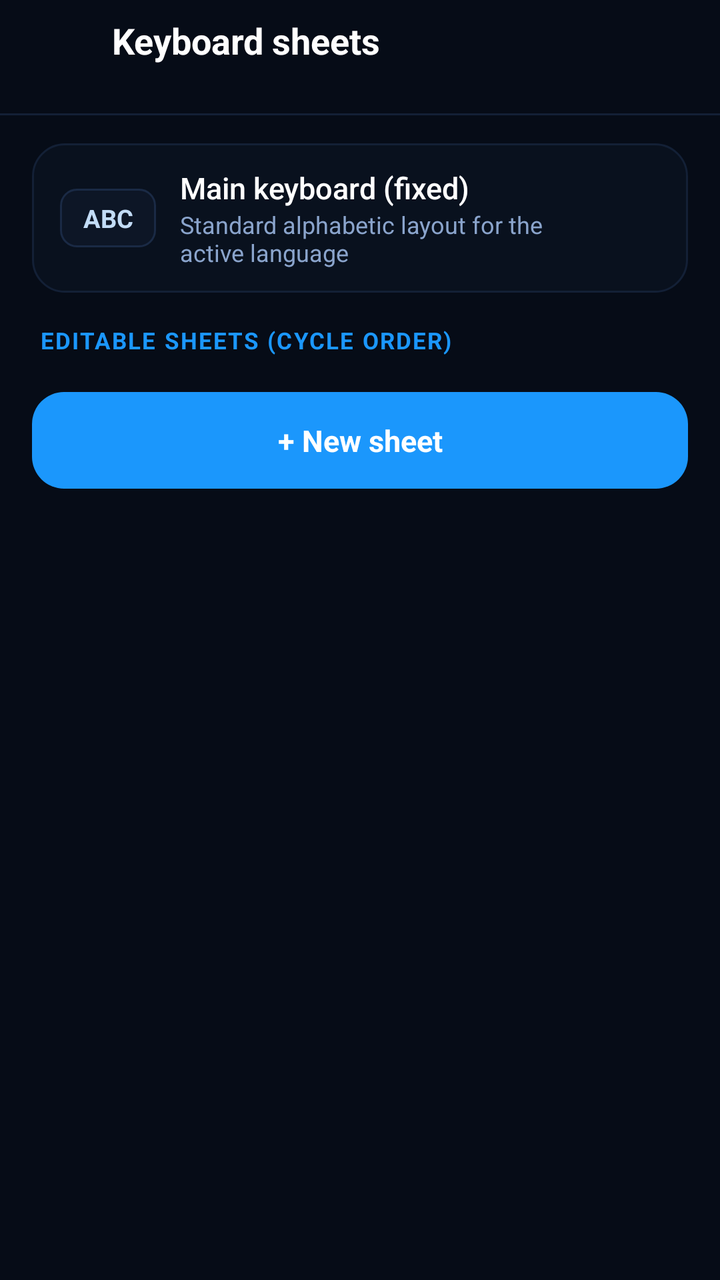
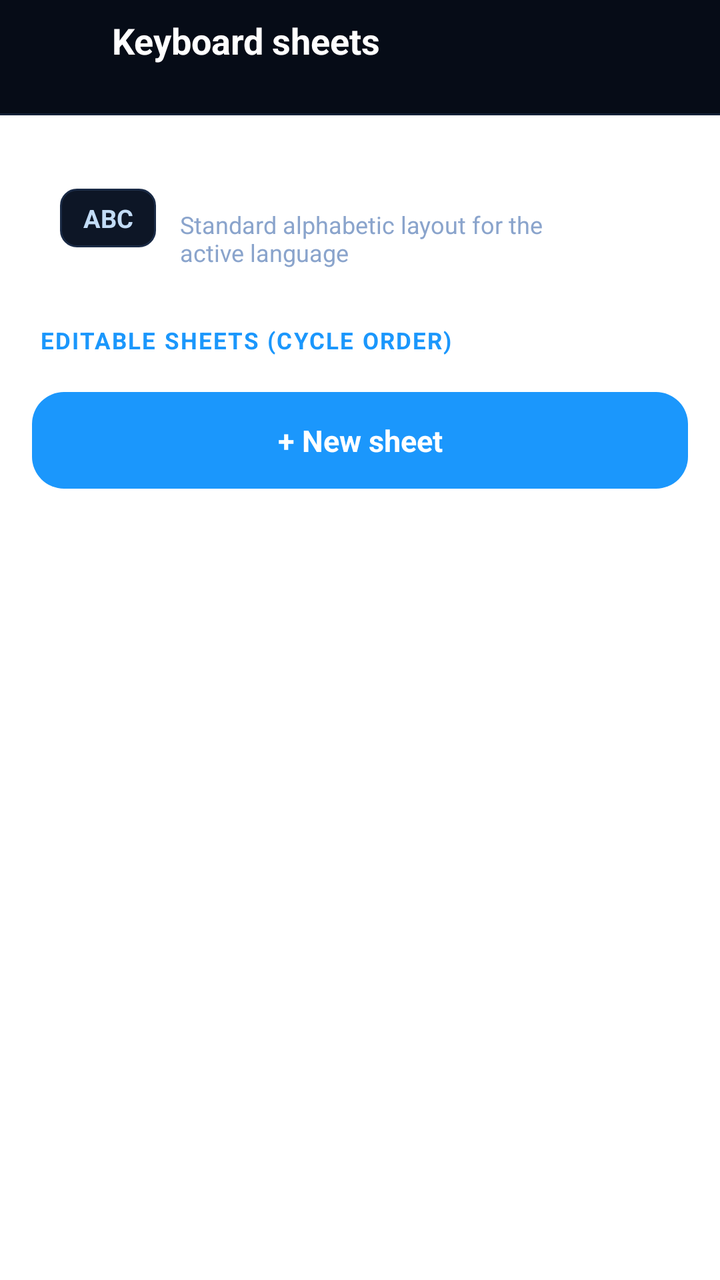

Compare the two renders of this Android layout. The source of the first and the diff that turns it into the second are given below.
<!-- AndroidManifest.xml: fallback theme Theme.MaterialComponents.DayNight.NoActionBar -->
<!-- res/layout/mr_sheets_screen.xml -->
<?xml version="1.0" encoding="utf-8"?>
<LinearLayout xmlns:android="http://schemas.android.com/apk/res/android"
    android:orientation="vertical"
    android:background="@color/mr_ui_bg"
    android:layout_width="match_parent"
    android:layout_height="match_parent">
    <LinearLayout
        android:gravity="center_vertical"
        android:orientation="horizontal"
        android:background="@color/mr_ui_bg"
        android:padding="8dp"
        android:layout_width="match_parent"
        android:layout_height="wrap_content">
        <LinearLayout
            android:tag="back_slot"
            android:layout_width="40dp"
            android:layout_height="40dp" />
        <LinearLayout
            android:orientation="vertical"
            android:paddingLeft="8dp"
            android:paddingRight="8dp"
            android:layout_width="0dp"
            android:layout_height="wrap_content"
            android:layout_weight="1">
            <TextView
                android:textSize="18sp"
                android:textStyle="bold"
                android:textColor="@color/mr_ui_text"
                android:singleLine="true"
                android:layout_width="wrap_content"
                android:layout_height="wrap_content"
                android:text="@string/mr_sheets_title" />
            <TextView
                android:tag="subtitle"
                android:textSize="12sp"
                android:textColor="@color/mr_ui_text2"
                android:singleLine="true"
                android:layout_width="wrap_content"
                android:layout_height="wrap_content" />
        </LinearLayout>
        <LinearLayout
            android:tag="more_slot"
            android:layout_width="40dp"
            android:layout_height="40dp" />
    </LinearLayout>
    <View
        android:background="@color/mr_ui_stroke"
        android:layout_width="match_parent"
        android:layout_height="1dp" />
    <ScrollView
        android:fillViewport="true"
        android:layout_width="match_parent"
        android:layout_height="0dp"
        android:layout_weight="1">
        <LinearLayout
            android:orientation="vertical"
            android:paddingLeft="16dp"
            android:paddingTop="14dp"
            android:paddingRight="16dp"
            android:paddingBottom="24dp"
            android:layout_width="match_parent"
            android:layout_height="wrap_content">
            <include layout="@layout/mr_sheet_fixed_card" />
            <LinearLayout
                android:tag="option_slot"
                android:orientation="vertical"
                android:layout_width="match_parent"
                android:layout_height="wrap_content" />
            <TextView
                android:textSize="11.5sp"
                android:textStyle="bold"
                android:textColor="@color/mr_ui_cyan"
                android:letterSpacing="0.06"
                android:paddingLeft="4dp"
                android:paddingTop="16dp"
                android:paddingRight="4dp"
                android:paddingBottom="8dp"
                android:layout_width="wrap_content"
                android:layout_height="wrap_content"
                android:text="@string/mr_sheets_section" />
            <LinearLayout
                android:tag="list"
                android:orientation="vertical"
                android:layout_width="match_parent"
                android:layout_height="wrap_content" />
            <TextView
                android:tag="new_btn"
                android:textSize="15sp"
                android:textStyle="bold"
                android:textColor="@color/mr_ui_text"
                android:gravity="center"
                android:background="@drawable/mr_sheet_new_bg"
                android:paddingLeft="16dp"
                android:paddingTop="14dp"
                android:paddingRight="16dp"
                android:paddingBottom="14dp"
                android:layout_width="match_parent"
                android:layout_height="wrap_content"
                android:layout_marginTop="10dp"
                android:text="@string/mr_sheets_new" />
            <LinearLayout
                android:tag="io_row"
                android:orientation="horizontal"
                android:layout_width="match_parent"
                android:layout_height="wrap_content"
                android:layout_marginTop="10dp" />
            <LinearLayout
                android:tag="restore_slot"
                android:orientation="vertical"
                android:layout_width="match_parent"
                android:layout_height="wrap_content"
                android:layout_marginTop="10dp" />
        </LinearLayout>
    </ScrollView>
</LinearLayout>
<!-- res/layout/mr_sheet_fixed_card.xml (included above) -->
<?xml version="1.0" encoding="utf-8"?>
<LinearLayout xmlns:android="http://schemas.android.com/apk/res/android"
    android:gravity="center_vertical"
    android:orientation="horizontal"
    android:background="@drawable/mr_sheet_fixed_bg"
    android:paddingLeft="14dp"
    android:paddingTop="12dp"
    android:paddingRight="14dp"
    android:paddingBottom="12dp"
    android:layout_width="match_parent"
    android:layout_height="wrap_content">
    <TextView
        android:textSize="12.5sp"
        android:textStyle="bold"
        android:textColor="@color/mr_ui_text2"
        android:gravity="center"
        android:background="@drawable/mr_sheet_chip_bg"
        android:paddingLeft="10dp"
        android:paddingTop="6dp"
        android:paddingRight="10dp"
        android:paddingBottom="6dp"
        android:layout_width="wrap_content"
        android:layout_height="wrap_content"
        android:minWidth="48dp"
        android:text="@string/mr_sheets_abc" />
    <LinearLayout
        android:orientation="vertical"
        android:paddingLeft="12dp"
        android:paddingRight="8dp"
        android:layout_width="0dp"
        android:layout_height="wrap_content"
        android:layout_weight="1">
        <TextView
            android:textSize="15sp"
            android:textColor="@color/mr_ui_text"
            android:fontFamily="sans-serif-medium"
            android:layout_width="wrap_content"
            android:layout_height="wrap_content"
            android:text="@string/mr_sheets_main_title" />
        <TextView
            android:textSize="12sp"
            android:textColor="@color/mr_ui_text3"
            android:layout_width="wrap_content"
            android:layout_height="wrap_content"
            android:text="@string/mr_sheets_main_desc" />
    </LinearLayout>
    <ImageView
        android:tag="lock"
        android:layout_width="24dp"
        android:layout_height="24dp" />
</LinearLayout>
<!-- resources referenced by this layout -->
<resources>
  <color name="mr_ui_bg">#ff060c17</color>
  <color name="mr_ui_cyan">#ff1b97fc</color>
  <color name="mr_ui_stroke">#ff132036</color>
  <color name="mr_ui_text">#ffffffff</color>
  <color name="mr_ui_text2">#ffc2dcf6</color>
  <color name="mr_ui_text3">#ff8aa4cc</color>
  <!-- drawable mr_sheet_chip_bg (drawable) -->
  <?xml version="1.0" encoding="utf-8"?>
  <shape xmlns:android="http://schemas.android.com/apk/res/android" android:shape="rectangle">
      <solid android:color="@color/mr_ui_card" />
      <stroke android:width="1dp" android:color="@color/mr_ui_stroke_strong" />
      <corners android:radius="8dp" />
  </shape>
  <!-- drawable mr_sheet_fixed_bg (drawable) -->
  <?xml version="1.0" encoding="utf-8"?>
  <shape xmlns:android="http://schemas.android.com/apk/res/android" android:shape="rectangle">
      <solid android:color="@color/mr_ui_sunken" />
      <stroke android:width="1dp" android:color="@color/mr_ui_stroke" />
      <corners android:radius="16dp" />
  </shape>
  <!-- drawable mr_sheet_new_bg (drawable) -->
  <?xml version="1.0" encoding="utf-8"?>
  <ripple xmlns:android="http://schemas.android.com/apk/res/android" android:color="@color/mr_ripple_dark">
      <item>
          <shape android:shape="rectangle">
              <solid android:color="@color/mr_ui_cyan" />
              <corners android:radius="16dp" />
          </shape>
      </item>
      <item android:id="@android:id/mask">
          <shape android:shape="rectangle">
              <solid android:color="#ff000000" />
              <corners android:radius="16dp" />
          </shape>
      </item>
  </ripple>
  <string name="mr_sheets_abc">ABC</string>
  <string name="mr_sheets_main_desc">Standard alphabetic layout for the active language</string>
  <string name="mr_sheets_main_title">Main keyboard (fixed)</string>
  <string name="mr_sheets_new">+ New sheet</string>
  <string name="mr_sheets_section">EDITABLE SHEETS (CYCLE ORDER)</string>
  <string name="mr_sheets_title">Keyboard sheets</string>
  <color name="mr_ui_card">#ff0d1626</color>
  <color name="mr_ui_stroke_strong">#ff1a2a45</color>
  <color name="mr_ui_sunken">#ff09111e</color>
  <color name="mr_ripple_dark">#33000000</color>
</resources>

<!-- the commit's change to res/layout/mr_sheets_screen.xml (unified diff, before → after) -->
@@ -1,7 +1,7 @@
 <?xml version="1.0" encoding="utf-8"?>
 <LinearLayout xmlns:android="http://schemas.android.com/apk/res/android"
     android:orientation="vertical"
-    android:background="@color/mr_ui_bg"
+    android:background="?attr/mrScreenBg"
     android:layout_width="match_parent"
     android:layout_height="match_parent">
     <LinearLayout
@@ -118,7 +118,7 @@
 <LinearLayout xmlns:android="http://schemas.android.com/apk/res/android"
     android:gravity="center_vertical"
     android:orientation="horizontal"
-    android:background="@drawable/mr_sheet_fixed_bg"
+    android:background="?attr/mrSheetFixed"
     android:paddingLeft="14dp"
     android:paddingTop="12dp"
     android:paddingRight="14dp"
<!-- resource entries referenced after the edit -->
@@ -12,13 +12,6 @@
       <solid android:color="@color/mr_ui_card" />
       <stroke android:width="1dp" android:color="@color/mr_ui_stroke_strong" />
       <corners android:radius="8dp" />
-  </shape>
-  <!-- drawable mr_sheet_fixed_bg (drawable) -->
-  <?xml version="1.0" encoding="utf-8"?>
-  <shape xmlns:android="http://schemas.android.com/apk/res/android" android:shape="rectangle">
-      <solid android:color="@color/mr_ui_sunken" />
-      <stroke android:width="1dp" android:color="@color/mr_ui_stroke" />
-      <corners android:radius="16dp" />
   </shape>
   <!-- drawable mr_sheet_new_bg (drawable) -->
   <?xml version="1.0" encoding="utf-8"?>
@@ -44,7 +37,6 @@
   <string name="mr_sheets_title">Keyboard sheets</string>
   <color name="mr_ui_card">#ff0d1626</color>
   <color name="mr_ui_stroke_strong">#ff1a2a45</color>
-  <color name="mr_ui_sunken">#ff09111e</color>
   <color name="mr_ripple_dark">#33000000</color>
 </resources>
 
